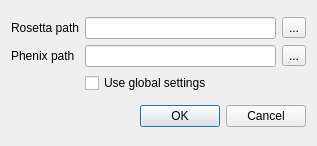
This is rosem/settings.ui in fmi-basel/RosEM as Qt 5 draws it before an edit. The edited form follows.
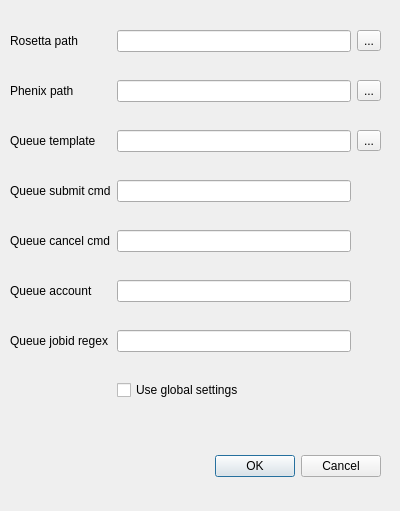
This is the edited form.

Commit message: Refactor job managment and queue submission

Diff of the .ui file:
```diff
--- a/rosem/settings.ui
+++ b/rosem/settings.ui
@@ -6,18 +6,103 @@
    <rect>
     <x>0</x>
     <y>0</y>
-    <width>317</width>
-    <height>146</height>
+    <width>400</width>
+    <height>511</height>
    </rect>
   </property>
   <property name="windowTitle">
    <string>Dialog</string>
   </property>
-  <layout class="QVBoxLayout" name="verticalLayout">
-   <item>
+  <widget class="QDialogButtonBox" name="buttonBox">
+   <property name="geometry">
+    <rect>
+     <x>40</x>
+     <y>450</y>
+     <width>341</width>
+     <height>32</height>
+    </rect>
+   </property>
+   <property name="orientation">
+    <enum>Qt::Horizontal</enum>
+   </property>
+   <property name="standardButtons">
+    <set>QDialogButtonBox::Cancel|QDialogButtonBox::Ok</set>
+   </property>
+  </widget>
+  <widget class="QWidget" name="gridLayoutWidget">
+   <property name="geometry">
+    <rect>
+     <x>10</x>
+     <y>8</y>
+     <width>371</width>
+     <height>421</height>
+    </rect>
+   </property>
     <layout class="QGridLayout" name="gridLayout">
-     <item row="0" column="1">
-      <widget class="QLineEdit" name="lei_settings_rosetta_path"/>
+    <item row="6" column="0">
+     <widget class="QLabel" name="label_6">
+      <property name="text">
+       <string>Queue jobid regex</string>
+      </property>
+     </widget>
+    </item>
+    <item row="6" column="1">
+     <widget class="QLineEdit" name="lei_settings_queue_jobid_regex"/>
+    </item>
+    <item row="2" column="2">
+     <widget class="QToolButton" name="btn_settings_choose_template">
+      <property name="text">
+       <string>...</string>
+      </property>
+     </widget>
+    </item>
+    <item row="2" column="0">
+     <widget class="QLabel" name="label_3">
+      <property name="text">
+       <string>Queue template</string>
+      </property>
+     </widget>
+    </item>
+    <item row="1" column="0">
+     <widget class="QLabel" name="label_2">
+      <property name="text">
+       <string>Phenix path</string>
+      </property>
+     </widget>
+    </item>
+    <item row="3" column="0">
+     <widget class="QLabel" name="label_4">
+      <property name="text">
+       <string>Queue submit cmd</string>
+      </property>
+     </widget>
+    </item>
+    <item row="1" column="2">
+     <widget class="QToolButton" name="btn_settings_choose_folder_phenix">
+      <property name="text">
+       <string>...</string>
+      </property>
+     </widget>
+    </item>
+    <item row="7" column="1">
+     <widget class="QCheckBox" name="chk_settings_global_config">
+      <property name="text">
+       <string>Use global settings</string>
+      </property>
+     </widget>
+    </item>
+    <item row="0" column="2">
+     <widget class="QToolButton" name="btn_settings_choose_folder_rosetta">
+      <property name="text">
+       <string>...</string>
+      </property>
+     </widget>
+    </item>
+    <item row="4" column="1">
+     <widget class="QLineEdit" name="lei_settings_queue_cancel"/>
+    </item>
+    <item row="3" column="1">
+     <widget class="QLineEdit" name="lei_settings_queue_submit"/>
      </item>
      <item row="0" column="0">
       <widget class="QLabel" name="label">
@@ -27,49 +112,33 @@
       </widget>
      </item>
      <item row="2" column="1">
-      <widget class="QCheckBox" name="chk_settings_global_config">
-       <property name="text">
-        <string>Use global settings</string>
-       </property>
-      </widget>
+     <widget class="QLineEdit" name="lei_settings_queue_template"/>
+    </item>
+    <item row="0" column="1">
+     <widget class="QLineEdit" name="lei_settings_rosetta_path"/>
      </item>
      <item row="1" column="1">
       <widget class="QLineEdit" name="lei_settings_phenix_path"/>
      </item>
-     <item row="1" column="0">
-      <widget class="QLabel" name="label_2">
+    <item row="4" column="0">
+     <widget class="QLabel" name="label_5">
        <property name="text">
-        <string>Phenix path</string>
+       <string>Queue cancel cmd</string>
        </property>
       </widget>
      </item>
-     <item row="0" column="2">
-      <widget class="QToolButton" name="btn_settings_choose_folder_rosetta">
+    <item row="5" column="0">
+     <widget class="QLabel" name="label_7">
        <property name="text">
-        <string>...</string>
+       <string>Queue account</string>
        </property>
       </widget>
      </item>
-     <item row="1" column="2">
-      <widget class="QToolButton" name="btn_settings_choose_folder_phenix">
-       <property name="text">
-        <string>...</string>
-       </property>
-      </widget>
-     </item>
-    </layout>
-   </item>
-   <item>
-    <widget class="QDialogButtonBox" name="buttonBox">
-     <property name="orientation">
-      <enum>Qt::Horizontal</enum>
-     </property>
-     <property name="standardButtons">
-      <set>QDialogButtonBox::Cancel|QDialogButtonBox::Ok</set>
-     </property>
-    </widget>
-   </item>
-  </layout>
+    <item row="5" column="1">
+     <widget class="QLineEdit" name="lei_settings_queue_account"/>
+    </item>
+   </layout>
+  </widget>
  </widget>
  <resources/>
  <connections>
```
Left out of the diff: 2 changed lines with no effect on the pictures. Lines whose indentation alone changed are shown as unchanged. The commit also changes 15 other files.
